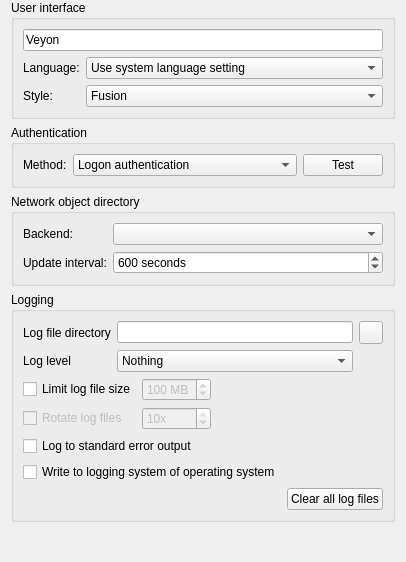
Before: the Qt Designer form configurator/src/GeneralConfigurationPage.ui in veyon/veyon, drawn with Qt 5.
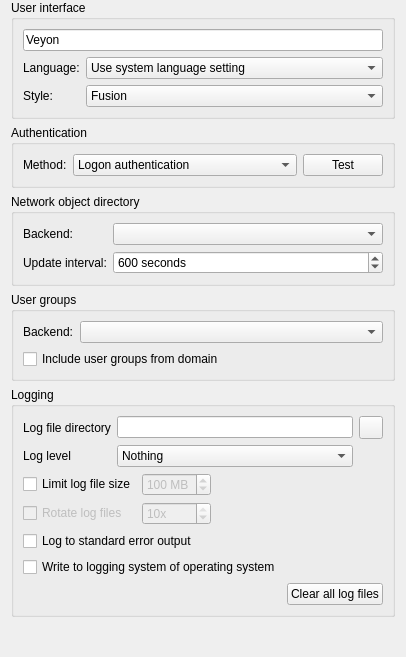
After: the same form once the commit is applied. Icons and pictures are not drawn.

Commit message:
Centralize user groups backend configuration
This decouples user groups backend configuration from access control
configuration. This improves usability and allows selecting non-system
groups (e.g. from Entra ID) in the AuthKeysConfigurationPage when
setting an access group for a key file.

```diff
--- a/configurator/src/GeneralConfigurationPage.ui
+++ b/configurator/src/GeneralConfigurationPage.ui
@@ -154,6 +154,32 @@
      </layout>
     </widget>
    </item>
+   <item>
+    <widget class="QGroupBox" name="groupBox_2">
+     <property name="title">
+      <string>User groups</string>
+     </property>
+     <layout class="QFormLayout" name="formLayout">
+      <item row="0" column="0">
+       <widget class="QLabel" name="label_3">
+        <property name="text">
+         <string>Backend:</string>
+        </property>
+       </widget>
+      </item>
+      <item row="0" column="1">
+       <widget class="QComboBox" name="userGroupsBackend"/>
+      </item>
+      <item row="1" column="0" colspan="2">
+       <widget class="QCheckBox" name="useDomainUserGroups">
+        <property name="text">
+         <string>Include user groups from domain</string>
+        </property>
+       </widget>
+      </item>
+     </layout>
+    </widget>
+   </item>
    <item>
     <widget class="QGroupBox" name="groupBox_7">
      <property name="title">
```
Left out of the diff: 1 changed line with no effect on the pictures. The commit also changes 10 other files.
